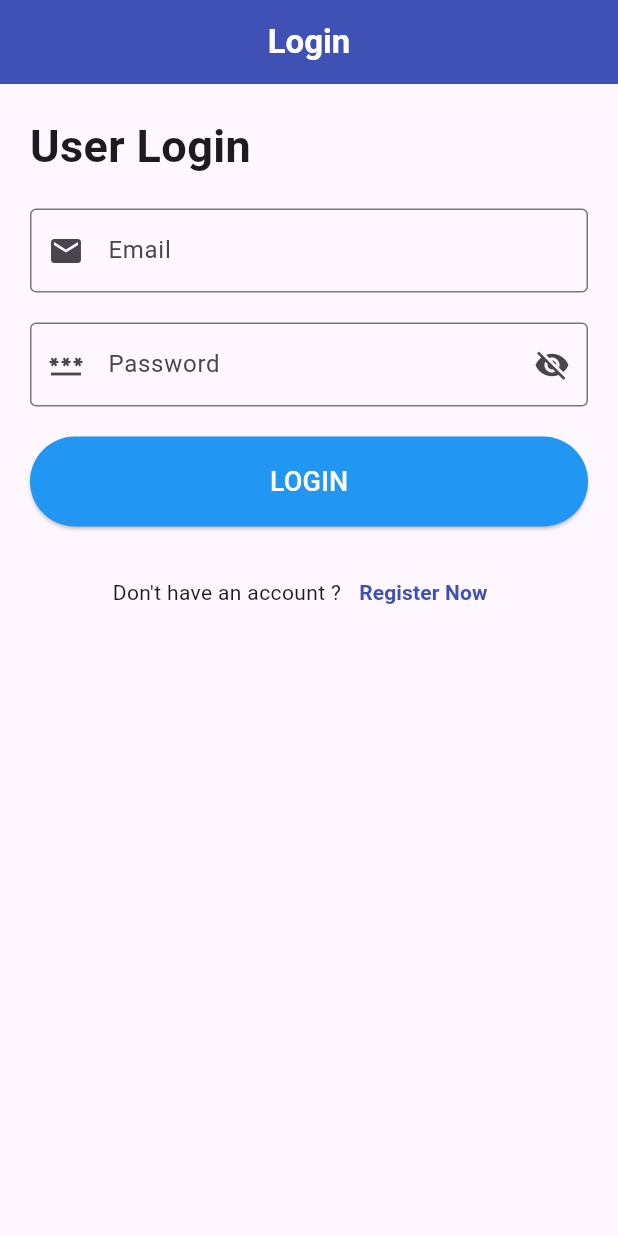
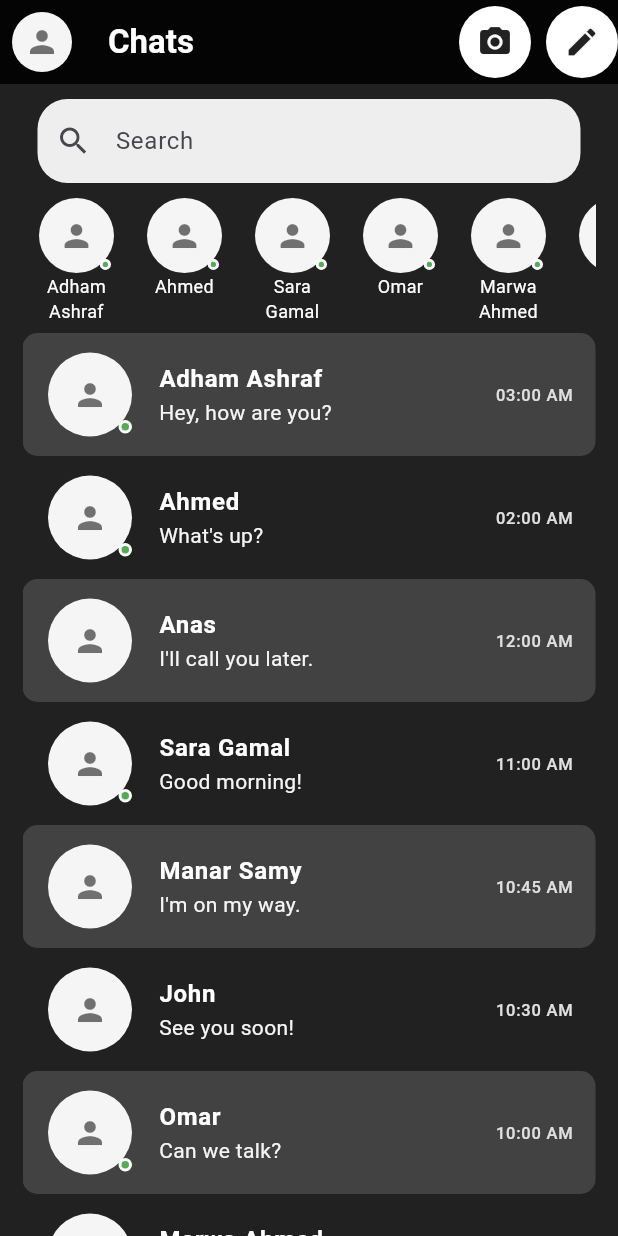
Before and after one commit to Mona-Haleem/flutter_project, a Flutter app: the screen it shows after launch, on a phone screen of 412 x 824 dp. Run offline on Flutter 3.47's test engine with Material 3 defaults, Android fonts, the phone set to English and light mode, and no system bars.

Commit message:
creating a messanger like screen

```diff
--- a/lib/Home_Page.dart
+++ b/lib/Home_Page.dart
@@ -1,6 +1,6 @@
 import 'package:flutter/material.dart';
 //import 'package:flutter_project/app_bar.dart';
-import 'package:flutter_project/layout.dart';
+import 'package:flutter_project/lab2/layout.dart';
 
 
 class HomePage extends StatefulWidget {
--- /dev/null
+++ b/lib/lab4/chat_screen.dart
@@ -0,0 +1,89 @@
+import 'package:flutter/material.dart';
+import 'package:flutter_project/lab4/widgets/active_users.dart';
+import 'package:flutter_project/lab4/widgets/chat_list.dart';
+import 'package:flutter_project/lab4/widgets/search_bar.dart';
+import 'package:flutter_project/lab4/widgets/user_avatar.dart';
+
+class ChatScreen extends StatelessWidget {
+  const ChatScreen({super.key});
+
+  final List<Map<String, dynamic>> users = const [
+    {"name": "Adham Ashraf", "message": "Hey, how are you?", "time": "03:00 AM", "isOnline": true},
+    {"name": "Ahmed", "message": "What's up?", "time": "02:00 AM", "isOnline": true},
+    {"name": "Anas", "message": "I'll call you later.", "time": "12:00 AM", "isOnline": false},
+    {"name": "Sara Gamal", "message": "Good morning!", "time": "11:00 AM", "isOnline": true},
+    {"name": "Manar Samy", "message": "I'm on my way.", "time": "10:45 AM", "isOnline": false},
+    {"name": "John", "message": "See you soon!", "time": "10:30 AM", "isOnline": false},
+    {"name": "Omar", "message": "Can we talk?", "time": "10:00 AM", "isOnline": true},
+    {"name": "Marwa Ahmed", "message": "Let's catch up!", "time": "09:30 AM", "isOnline": true},
+    {"name": "Nour", "message": "Good night!", "time": "09:00 AM", "isOnline": false},
+    {"name": "Lina", "message": "It's been a long day.", "time": "08:30 AM", "isOnline": true},
+    {"name": "Karim", "message": "Did you finish the project?", "time": "08:00 AM", "isOnline": true},
+    {"name": "Youssef", "message": "I'll send the files soon.", "time": "07:45 AM", "isOnline": false},
+    {"name": "Mariam", "message": "Let's go out!", "time": "07:30 AM", "isOnline": true},
+    {"name": "Fatima", "message": "Call me when you're free.", "time": "07:00 AM", "isOnline": false},
+    {"name": "Hassan", "message": "How was your day?", "time": "06:30 AM", "isOnline": true},
+    {"name": "Zain", "message": "I'm almost there.", "time": "06:00 AM", "isOnline": true},
+    {"name": "Dina", "message": "Did you get my message?", "time": "05:45 AM", "isOnline": false},
+    {"name": "Rania", "message": "Miss you!", "time": "05:30 AM", "isOnline": true},
+    {"name": "Samir", "message": "Have a great day!", "time": "05:00 AM", "isOnline": false},
+    {"name": "Wael", "message": "Where are you?", "time": "04:45 AM", "isOnline": true},
+    {"name": "Heba", "message": "Let's plan for the weekend.", "time": "04:30 AM", "isOnline": true},
+    {"name": "Tarek", "message": "Meeting at 3 PM?", "time": "04:00 AM", "isOnline": false},
+  ];
+
+  List<String> get activeUserNames =>
+      users.where((user) => user["isOnline"] as bool).map((user) => user["name"] as String).toList();
+
+  @override
+  Widget build(BuildContext context) {
+    return Scaffold(
+      backgroundColor: Colors.grey[900],
+      appBar: AppBar(
+        title: Text(
+          "Chats",
+          style: TextStyle(fontSize: 22, fontWeight: FontWeight.bold,color: Colors.white),
+        ),
+        backgroundColor: Colors.black87,
+        elevation: 0,
+        leading: Padding(
+          padding: EdgeInsets.all(8.0),
+          child: UserAvatar(radius: 20, name: ''),
+        ),
+        actions: [
+          Container(
+            decoration: BoxDecoration(
+              color: Colors.white, // Background color
+              shape: BoxShape.circle, // Circle shape
+            ),
+            child: IconButton(
+              onPressed: () {},
+              icon: Icon(Icons.camera_alt, color: Colors.black87),
+            ),
+          ),
+          SizedBox(width: 10),
+          Container(
+            decoration: BoxDecoration(
+              color: Colors.white, // Background color
+              shape: BoxShape.circle, // Circle shape
+            ),
+            child: IconButton(
+              onPressed: () {},
+              icon: Icon(Icons.edit, color: Colors.black87),
+            ),
+          ),
+        ],
+      ),
+      body: Padding(
+        padding: EdgeInsets.symmetric(horizontal: 15),
+        child: Column(
+          children: [
+            CustomSearchBar(),
+            ActiveUsersList(activeUsers:activeUserNames),
+            Expanded(child: ChatList(users:users)),
+          ],
+        ),
+      ),
+    );
+  }
+}
--- /dev/null
+++ b/lib/lab4/widgets/active_users.dart
@@ -0,0 +1,44 @@
+import 'package:flutter/material.dart';
+import 'user_avatar.dart';
+
+class ActiveUsersList extends StatelessWidget {
+  final List<String> activeUsers;
+
+  const ActiveUsersList({super.key, required this.activeUsers});
+
+  @override
+  Widget build(BuildContext context) {
+    return SizedBox(
+      height: 90,
+      child: ListView.builder(
+        scrollDirection: Axis.horizontal,
+        itemCount: activeUsers.length,
+        itemBuilder: (context, index) {
+          return Padding(
+            padding: const EdgeInsets.symmetric(horizontal: 6),
+            child: Column(
+              children: [
+                UserAvatar(
+                  radius: 25,
+                  name: activeUsers[index],
+                  isOnline: true,
+                ),
+                SizedBox(
+                  width: 60,
+                  child: Text(
+                    activeUsers[index],
+                    maxLines: 2,
+                    textAlign: TextAlign.center,
+                    overflow: TextOverflow.ellipsis,
+                    softWrap: true,
+                    style: TextStyle(fontSize: 12,color: Colors.white),
+                  ),
+                ),
+              ],
+            ),
+          );
+        },
+      ),
+    );
+  }
+}
--- /dev/null
+++ b/lib/lab4/widgets/chat_item.dart
@@ -0,0 +1,37 @@
+import 'package:flutter/material.dart';
+import 'user_avatar.dart';
+
+class ChatItem extends StatelessWidget {
+  final int index;
+  final String name;
+  final String message;
+  final String time;
+  final bool isOnline;
+
+  const ChatItem({
+    super.key,
+    required this.index,
+    required this.name,
+    required this.message,
+    required this.time,
+    this.isOnline = false,
+  });
+
+  @override
+  Widget build(BuildContext context) {
+    return Container(
+      decoration: BoxDecoration(
+        color: index.isEven ? Colors.grey[800] : null,
+        borderRadius: BorderRadius.circular(10),
+      ),
+      child: ListTile(
+        contentPadding: EdgeInsets.symmetric(horizontal: 15, vertical: 5), // Adjust padding
+        leading: UserAvatar(radius: 30, name: name, isOnline: isOnline),
+        title: Text(name, style: TextStyle(fontWeight: FontWeight.bold,color: Colors.white)),
+        subtitle: Text(message, style:TextStyle(color: Colors.grey[100])),
+        trailing: Text(time, style:TextStyle(color: Colors.grey[300])),
+        onTap: () {},
+      ),
+    );
+  }
+}
--- /dev/null
+++ b/lib/lab4/widgets/chat_list.dart
@@ -0,0 +1,25 @@
+import 'package:flutter/material.dart';
+import 'chat_item.dart';
+
+class ChatList extends StatelessWidget {
+
+  final List<Map<String, dynamic>> users;
+
+  const ChatList({super.key, required this.users});
+
+  @override
+  Widget build(BuildContext context) {
+    return ListView.builder(
+      itemCount: users.length,
+      itemBuilder: (context, index) {
+        return ChatItem(
+          index: index,
+          name: users[index]["name"],
+          message: users[index]["message"],
+          time: users[index]["time"],
+          isOnline: users[index]["isOnline"],
+        );
+      },
+    );
+  }
+}
--- /dev/null
+++ b/lib/lab4/widgets/search_bar.dart
@@ -0,0 +1,24 @@
+import 'package:flutter/material.dart';
+
+class CustomSearchBar extends StatelessWidget {
+  const CustomSearchBar({super.key});
+
+  @override
+  Widget build(BuildContext context) {
+    return Padding(
+      padding: EdgeInsets.all(10.0),
+      child: TextField(
+        decoration: InputDecoration(
+          hintText: "Search",
+          prefixIcon: const Icon(Icons.search),
+          filled: true,
+          fillColor: Colors.grey[200],
+          border: OutlineInputBorder(
+            borderRadius: BorderRadius.circular(20),
+            borderSide: BorderSide.none,
+          ),
+        ),
+      ),
+    );
+  }
+}
--- /dev/null
+++ b/lib/lab4/widgets/user_avatar.dart
@@ -0,0 +1,41 @@
+import 'package:flutter/material.dart';
+
+class UserAvatar extends StatelessWidget {
+  final double radius;
+  final String name;
+  final bool isOnline;
+
+  const UserAvatar({
+    super.key,
+    required this.radius,
+    required this.name,
+    this.isOnline = false,
+  });
+
+  @override
+  Widget build(BuildContext context) {
+    return Stack(
+      children: [
+        CircleAvatar(
+          radius: radius,
+          backgroundColor: Colors.grey[100],
+          child: const Icon(Icons.person, color: Colors.black54),
+        ),
+        if (isOnline)
+          Positioned(
+            bottom: 2,
+            right: 2,
+            child: Container(
+              width: radius * 0.3,
+              height: radius * 0.3,
+              decoration: BoxDecoration(
+                color: Colors.green,
+                shape: BoxShape.circle,
+                border: Border.all(color: Colors.white, width: 2),
+              ),
+            ),
+          ),
+      ],
+    );
+  }
+}
--- a/lib/main.dart
+++ b/lib/main.dart
@@ -1,6 +1,8 @@
 import 'package:flutter/material.dart';
 import 'package:flutter_project/Home_Page.dart';
-import 'package:flutter_project/Login_page.dart';
+import 'package:flutter_project/lab3/Login_page.dart';
+
+import 'lab4/chat_screen.dart';
 
 void main() {
   runApp(const MyApp());
@@ -32,7 +34,7 @@ class MyApp extends StatelessWidget {
         // tested with just a hot reload.
         colorScheme: ColorScheme.fromSeed(seedColor: Colors.deepPurple),
       ),
-      home: LoginPage(),
+      home: ChatScreen(),
     );
   }
 }
```
Also changed, not shown: lib/lab1/app_bar.dart (renamed from lib/app_bar.dart), lib/lab2/layout.dart (renamed from lib/layout.dart), lib/lab3/Login_page.dart (renamed from lib/Login_page.dart).
